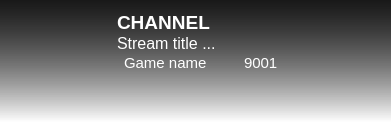
Above: player/forms/stream_details.ui from Globidev/twitch-player before the change. Below: the same form after it.
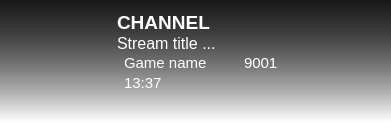
That is the form after the change. Icons and pictures are not drawn.

Commit message:
Added uptime on the player overlay
addresses #8

Diff of the .ui file:
```diff
--- a/player/forms/stream_details.ui
+++ b/player/forms/stream_details.ui
@@ -18,7 +18,7 @@
 background-color: qlineargradient(spread:pad, x1:0, y1:0, x2:0, y2:1, stop:0 rgba(0, 0, 0, 176), stop:1 rgba(0, 0, 0, 0));
 }</string>
   </property>
-  <layout class="QHBoxLayout" name="horizontalLayout_2">
+  <layout class="QHBoxLayout" name="horizontalLayout_3">
    <item>
     <widget class="QLabel" name="channelLogo">
      <property name="sizePolicy">
@@ -339,6 +339,100 @@
        </item>
       </layout>
      </item>
+     <item>
+      <layout class="QHBoxLayout" name="horizontalLayout_2">
+       <item>
+        <widget class="QLabel" name="UptimeLogo">
+         <property name="sizePolicy">
+          <sizepolicy hsizetype="Fixed" vsizetype="Fixed">
+           <horstretch>0</horstretch>
+           <verstretch>0</verstretch>
+          </sizepolicy>
+         </property>
+         <property name="maximumSize">
+          <size>
+           <width>24</width>
+           <height>24</height>
+          </size>
+         </property>
+         <property name="text">
+          <string/>
+         </property>
+         <property name="pixmap">
+          <pixmap resource="../resources/player.qrc">:/icons/clock.svg</pixmap>
+         </property>
+         <property name="scaledContents">
+          <bool>true</bool>
+         </property>
+        </widget>
+       </item>
+       <item>
+        <widget class="QLabel" name="labelUptime">
+         <property name="palette">
+          <palette>
+           <active>
+            <colorrole role="WindowText">
+             <brush brushstyle="SolidPattern">
+              <color alpha="255">
+               <red>255</red>
+               <green>255</green>
+               <blue>255</blue>
+              </color>
+             </brush>
+            </colorrole>
+           </active>
+           <inactive>
+            <colorrole role="WindowText">
+             <brush brushstyle="SolidPattern">
+              <color alpha="255">
+               <red>255</red>
+               <green>255</green>
+               <blue>255</blue>
+              </color>
+             </brush>
+            </colorrole>
+           </inactive>
+           <disabled>
+            <colorrole role="WindowText">
+             <brush brushstyle="SolidPattern">
+              <color alpha="255">
+               <red>120</red>
+               <green>120</green>
+               <blue>120</blue>
+              </color>
+             </brush>
+            </colorrole>
+           </disabled>
+          </palette>
+         </property>
+         <property name="font">
+          <font>
+           <pointsize>11</pointsize>
+          </font>
+         </property>
+         <property name="text">
+          <string>13:37</string>
+         </property>
+         <property name="margin">
+          <number>3</number>
+         </property>
+        </widget>
+       </item>
+       <item>
+        <spacer name="horizontalSpacer_3">
+         <property name="orientation">
+          <enum>Qt::Horizontal</enum>
+         </property>
+         <property name="sizeHint" stdset="0">
+          <size>
+           <width>40</width>
+           <height>20</height>
+          </size>
+         </property>
+        </spacer>
+       </item>
+      </layout>
+     </item>
      <item>
       <spacer name="verticalSpacer">
        <property name="orientation">
```
Left out of the diff: 6 changed lines with no effect on the pictures. The commit also changes 3 other files.
